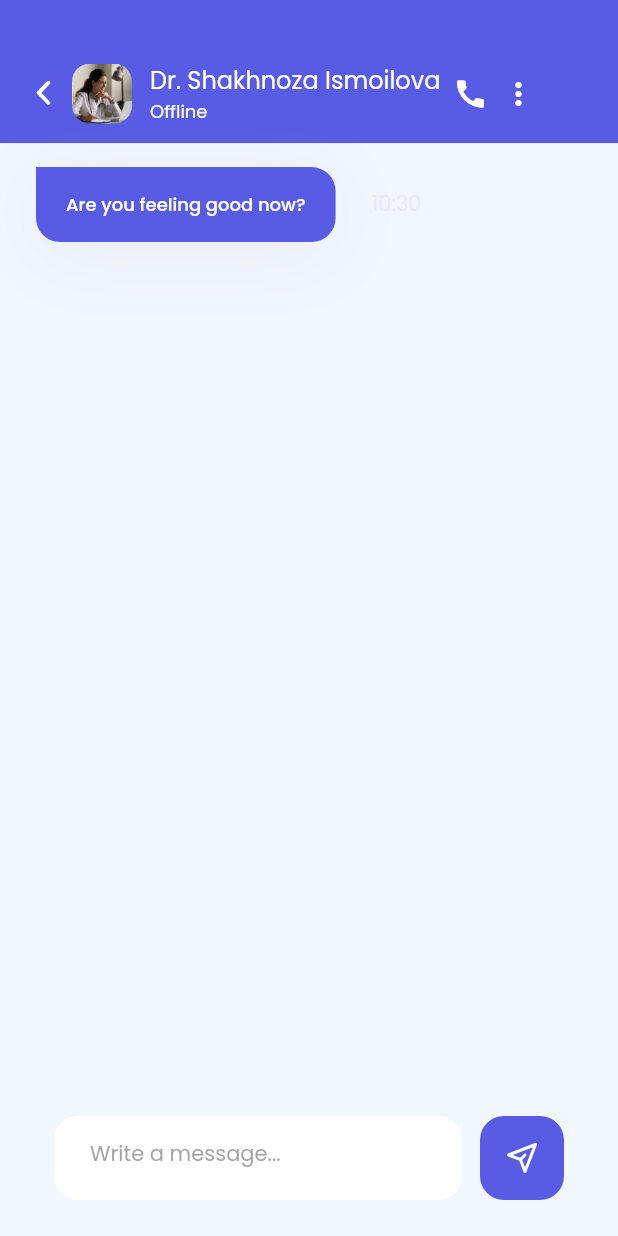
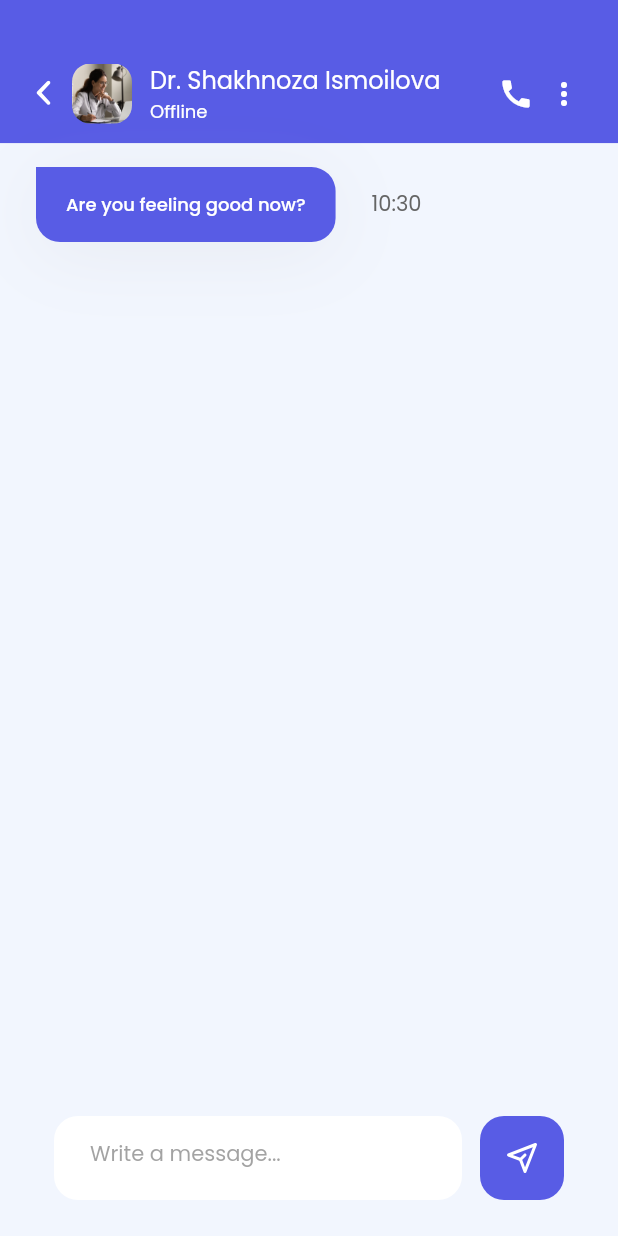
Before and after one commit to IamKhuk/HealthyMe, a Flutter app: the ChatScreen screen opened directly with sample values from the repository, on a phone screen of 412 x 824 dp. Run offline on Flutter 3.47's test engine with Material 2 defaults, Android fonts, the phone set to English and light mode, and no system bars; our stand-ins replace flutter_svg, flutter_swipe_action_cell, google_maps_flutter.

Commit message:
Chat Screen fixed

```diff
--- a/healthy_me/lib/src/ui/menu/home/chat_screen.dart
+++ b/healthy_me/lib/src/ui/menu/home/chat_screen.dart
@@ -95,7 +95,8 @@ class _ChatScreenState extends State<ChatScreen> {
                         ),
                       ),
                       SizedBox(width: 12),
-                      GestureDetector(
+                      Expanded(
+                        child: GestureDetector(
                           onTap: () {
                             Navigator.push(
                               context,
@@ -107,7 +108,6 @@ class _ChatScreenState extends State<ChatScreen> {
                               ),
                             );
                           },
-                        child: Expanded(
                           child: Column(
                             crossAxisAlignment: CrossAxisAlignment.start,
                             mainAxisAlignment: MainAxisAlignment.end,
@@ -314,7 +314,7 @@ class _ChatScreenState extends State<ChatScreen> {
                                     fontFamily: AppTheme.fontFamily,
                                     fontSize: 14,
                                     fontWeight: FontWeight.normal,
-                                    color: AppTheme.gray,
+                                    color: AppTheme.dark,
                                   ),
                                 ),
                                 SizedBox(width: 24),
```
Lines whose indentation alone changed are shown as unchanged.
